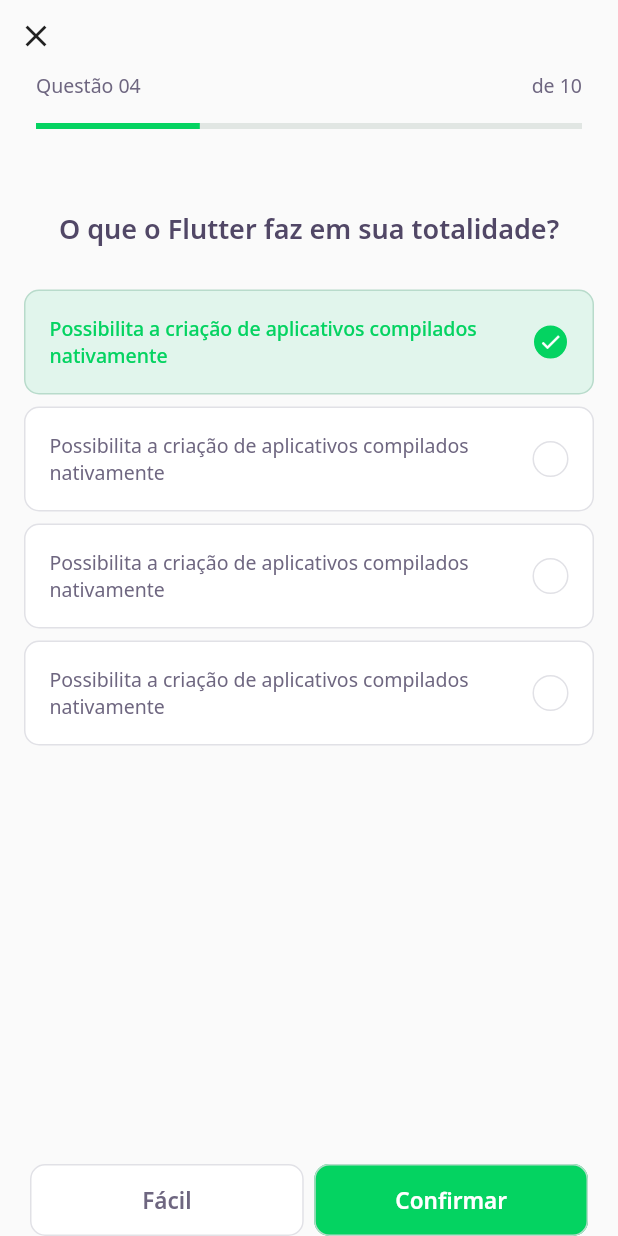
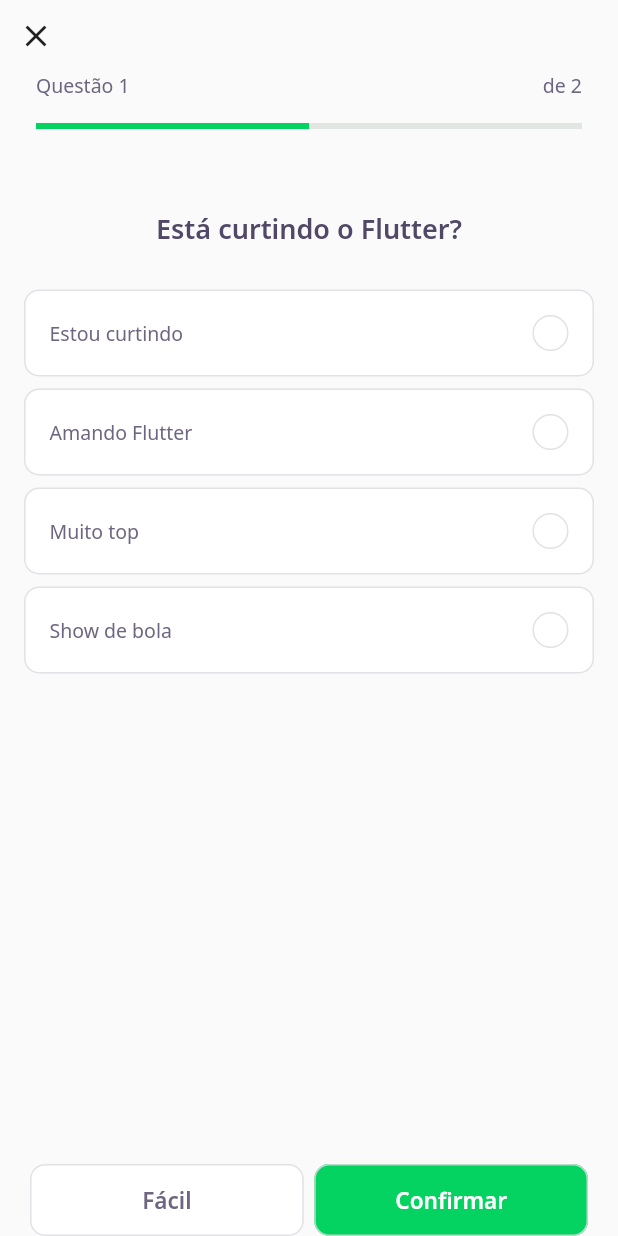
Before and after one commit to MFillipe/dev-quiz, a Flutter app: the screen it shows after launch, after a tap on "NLW 5 Flutter", on a phone screen of 412 x 824 dp. Run offline on Flutter 3.47's test engine with Material 2 defaults, Android fonts, the phone set to English and light mode, and no system bars; our stand-ins replace google_fonts; accounts and stored records are empty; network calls fail.

Commit message:
feat: add challengeController navigator

```diff
--- a/lib/challenge/challenge_page.dart
+++ b/lib/challenge/challenge_page.dart
@@ -1,16 +1,34 @@
+import 'package:DevQuiz/challenge/widgets/challenge_controller.dart';
 import 'package:DevQuiz/challenge/widgets/next_button/next_button_widget.dart';
 import 'package:DevQuiz/challenge/widgets/question_indicator/question_indicator_widget.dart';
 import 'package:DevQuiz/challenge/widgets/quiz/quiz_widget.dart';
+import 'package:DevQuiz/shared/models/question_model.dart';
 import 'package:flutter/material.dart';
 
 class ChallengePage extends StatefulWidget {
-  ChallengePage({Key? key}) : super(key: key);
+  final List<QuestionModel> questions;
+  ChallengePage({Key? key, required this.questions}) : super(key: key);
 
   @override
   _ChallengePageState createState() => _ChallengePageState();
 }
 
 class _ChallengePageState extends State<ChallengePage> {
+  final controller = ChallengeController();
+  final pageController = PageController();
+
+  @override
+  void initState() {
+    // controller.currentPageNotifier.addListener(() {
+    //   setState(() {});
+    // });
+
+    pageController.addListener(() {
+      controller.currentPage = pageController.page!.toInt() + 1;
+    });
+    super.initState();
+  }
+
   @override
   Widget build(BuildContext context) {
     return Scaffold(
@@ -27,12 +45,23 @@ class _ChallengePageState extends State<ChallengePage> {
                     onPressed: () {
                       Navigator.pop(context);
                     }),
-                QuestionIndicatorWidget(),
+                ValueListenableBuilder<int>(
+                  valueListenable: controller.currentPageNotifier,
+                  builder: (context, value, _) => QuestionIndicatorWidget(
+                    currentPage: controller.currentPage,
+                    length: widget.questions.length,
+                  ),
+                ),
               ],
             )),
       ),
-      body: QuizWidget(
-        title: "O que o Flutter faz em sua totalidade?",
+      body: PageView(
+        controller: pageController,
+        children: widget.questions
+            .map(
+              (e) => QuizWidget(question: e),
+            )
+            .toList(),
       ),
       bottomNavigationBar: SafeArea(
         bottom: true,
--- /dev/null
+++ b/lib/challenge/widgets/challenge_controller.dart
@@ -0,0 +1,8 @@
+import 'package:flutter/material.dart';
+import 'package:flutter/foundation.dart';
+
+class ChallengeController {
+  final currentPageNotifier = ValueNotifier<int>(1);
+  int get currentPage => currentPageNotifier.value;
+  set currentPage(int value) => currentPageNotifier.value = value;
+}
--- a/lib/challenge/widgets/question_indicator/question_indicator_widget.dart
+++ b/lib/challenge/widgets/question_indicator/question_indicator_widget.dart
@@ -3,7 +3,11 @@ import 'package:DevQuiz/shared/widgets/progress_indicator/progress_indicator_wid
 import 'package:flutter/material.dart';
 
 class QuestionIndicatorWidget extends StatelessWidget {
-  const QuestionIndicatorWidget({Key? key}) : super(key: key);
+  final int currentPage;
+  final int length;
+  const QuestionIndicatorWidget(
+      {Key? key, required this.currentPage, required this.length})
+      : super(key: key);
 
   @override
   Widget build(BuildContext context) {
@@ -14,12 +18,12 @@ class QuestionIndicatorWidget extends StatelessWidget {
           Row(
             mainAxisAlignment: MainAxisAlignment.spaceBetween,
             children: [
-              Text("Questão 04", style: AppTextStyles.body),
-              Text("de 10", style: AppTextStyles.body)
+              Text("Questão $currentPage", style: AppTextStyles.body),
+              Text("de $length", style: AppTextStyles.body)
             ],
           ),
           SizedBox(height: 16),
-          ProgressIndicatorWidget(value: 0.3)
+          ProgressIndicatorWidget(value: currentPage / length),
         ],
       ),
     );
--- a/lib/challenge/widgets/quiz/quiz_widget.dart
+++ b/lib/challenge/widgets/quiz/quiz_widget.dart
@@ -1,10 +1,12 @@
 import 'package:DevQuiz/challenge/widgets/answer/answer_widget.dart';
 import 'package:DevQuiz/core/core.dart';
+import 'package:DevQuiz/shared/models/question_model.dart';
 import 'package:flutter/material.dart';
 
 class QuizWidget extends StatelessWidget {
-  final String title;
-  const QuizWidget({Key? key, required this.title}) : super(key: key);
+  final QuestionModel question;
+
+  const QuizWidget({Key? key, required this.question}) : super(key: key);
 
   @override
   Widget build(BuildContext context) {
@@ -15,24 +17,22 @@ class QuizWidget extends StatelessWidget {
             height: 54,
           ),
           Text(
-            title,
+            question.title,
             style: AppTextStyles.heading,
           ),
           SizedBox(height: 24),
-          AnswerWidget(
-              isRight: true,
-              isSelected: true,
-              title:
-                  "Possibilita a criação de aplicativos compilados nativamente"),
-          AnswerWidget(
-              title:
-                  "Possibilita a criação de aplicativos compilados nativamente"),
-          AnswerWidget(
-              title:
-                  "Possibilita a criação de aplicativos compilados nativamente"),
-          AnswerWidget(
-              title:
-                  "Possibilita a criação de aplicativos compilados nativamente"),
+          // question.answers.map((e) => AnswerWidget(
+          //   isRight: e.isRight,
+          //   title: e.title,
+          // )),
+          ...question.answers
+              .map(
+                (e) => AnswerWidget(
+                  isRight: e.isRight,
+                  title: e.title,
+                ),
+              )
+              .toList(),
         ],
       ),
     );
--- a/lib/home/home_page.dart
+++ b/lib/home/home_page.dart
@@ -76,7 +76,8 @@ class _HomePageState extends State<HomePage> {
                               Navigator.push(
                                   context,
                                   MaterialPageRoute(
-                                      builder: (context) => ChallengePage()));
+                                      builder: (context) => ChallengePage(
+                                          questions: e.questions)));
                             },
                           ))
                       .toList(),
```
